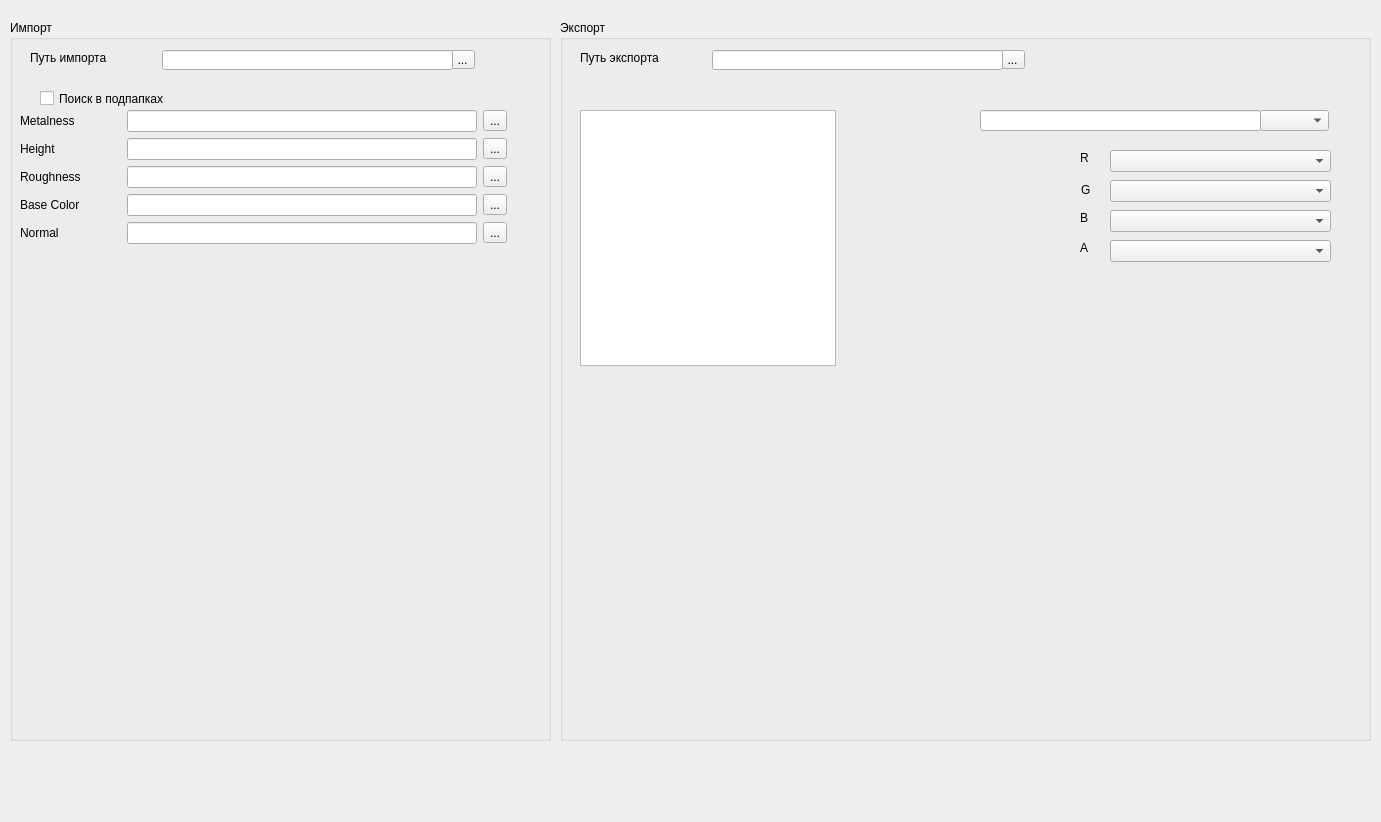
The window that GUI/Main_window.ui (tonyb3d/Channel_Shuffler) describes before a commit, drawn with Qt 5.
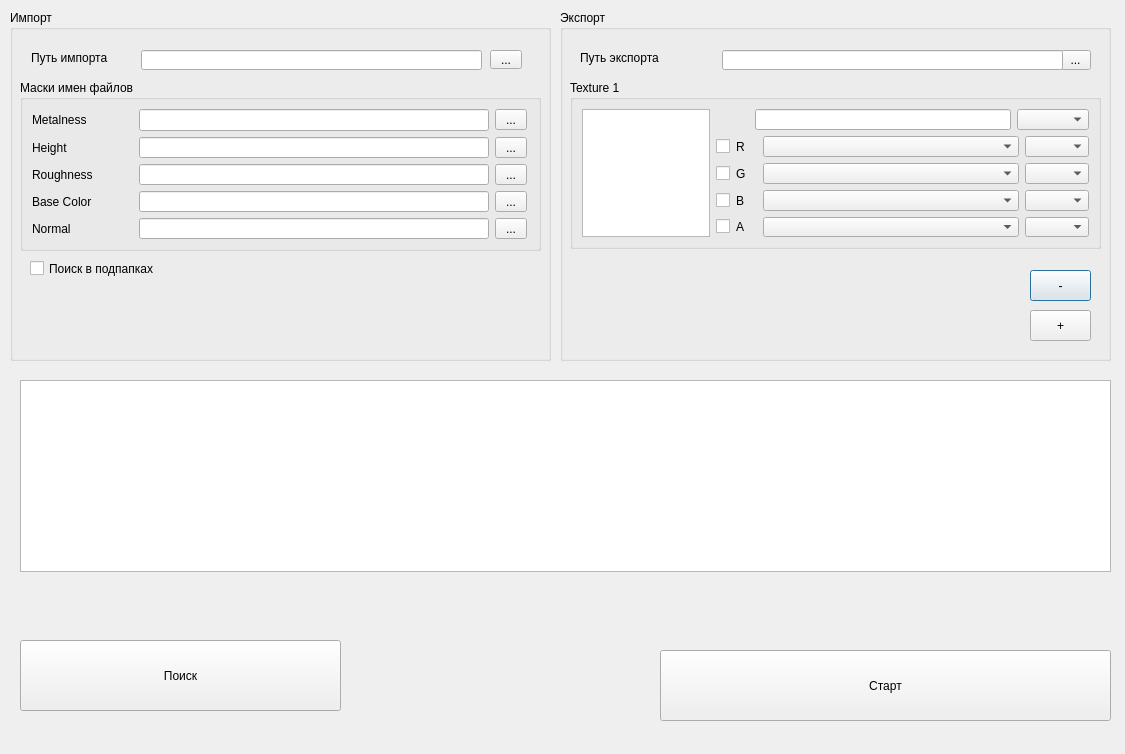
The same window after the commit.

```diff
--- a/GUI/Main_window.ui
+++ b/GUI/Main_window.ui
@@ -6,8 +6,8 @@
    <rect>
     <x>0</x>
     <y>0</y>
-    <width>1381</width>
-    <height>822</height>
+    <width>1125</width>
+    <height>754</height>
    </rect>
   </property>
   <property name="windowTitle">
@@ -17,11 +17,17 @@
    <property name="geometry">
     <rect>
      <x>10</x>
-     <y>20</y>
+     <y>10</y>
      <width>541</width>
-     <height>721</height>
+     <height>351</height>
     </rect>
    </property>
+   <property name="minimumSize">
+    <size>
+     <width>541</width>
+     <height>0</height>
+    </size>
+   </property>
    <property name="maximumSize">
     <size>
      <width>1024</width>
@@ -31,25 +37,31 @@
    <property name="title">
     <string>Импорт</string>
    </property>
-   <widget class="QToolButton" name="toolButton">
+   <widget class="QToolButton" name="import_path_button">
     <property name="geometry">
      <rect>
-      <x>440</x>
-      <y>30</y>
-      <width>25</width>
+      <x>480</x>
+      <y>40</y>
+      <width>32</width>
       <height>19</height>
      </rect>
     </property>
+    <property name="minimumSize">
+     <size>
+      <width>32</width>
+      <height>0</height>
+     </size>
+    </property>
     <property name="text">
      <string>...</string>
     </property>
    </widget>
-   <widget class="QLineEdit" name="lineEdit">
+   <widget class="QLineEdit" name="import_path">
     <property name="geometry">
      <rect>
-      <x>152</x>
-      <y>30</y>
-      <width>291</width>
+      <x>131</x>
+      <y>40</y>
+      <width>341</width>
       <height>20</height>
      </rect>
     </property>
@@ -57,8 +69,8 @@
    <widget class="QLabel" name="label">
     <property name="geometry">
      <rect>
-      <x>20</x>
-      <y>30</y>
+      <x>21</x>
+      <y>40</y>
       <width>91</width>
       <height>16</height>
      </rect>
@@ -67,11 +79,11 @@
      <string>Путь импорта</string>
     </property>
    </widget>
-   <widget class="QCheckBox" name="checkBox">
+   <widget class="QCheckBox" name="subfolders_check">
     <property name="geometry">
      <rect>
-      <x>30</x>
-      <y>70</y>
+      <x>20</x>
+      <y>250</y>
       <width>171</width>
       <height>17</height>
      </rect>
@@ -80,15 +92,20 @@
      <string>Поиск в подпапках</string>
     </property>
    </widget>
-   <widget class="QWidget" name="verticalLayoutWidget">
+   <widget class="QGroupBox" name="groupBox_4">
     <property name="geometry">
      <rect>
       <x>10</x>
-      <y>90</y>
+      <y>70</y>
       <width>521</width>
-      <height>151</height>
+      <height>171</height>
      </rect>
     </property>
+    <property name="title">
+     <string>Маски имен файлов</string>
+    </property>
+    <layout class="QFormLayout" name="formLayout_2">
+     <item row="0" column="0">
     <layout class="QVBoxLayout" name="verticalLayout">
      <property name="sizeConstraint">
       <enum>QLayout::SetFixedSize</enum>
@@ -116,7 +133,7 @@
         </spacer>
        </item>
        <item>
-        <widget class="QLineEdit" name="lineEdit_9">
+          <widget class="QLineEdit" name="input_metalness_mask">
          <property name="minimumSize">
           <size>
            <width>350</width>
@@ -127,6 +144,12 @@
        </item>
        <item>
         <widget class="QToolButton" name="toolButton_9">
+           <property name="minimumSize">
+            <size>
+             <width>32</width>
+             <height>0</height>
+            </size>
+           </property>
          <property name="text">
           <string>...</string>
          </property>
@@ -157,7 +180,7 @@
         </spacer>
        </item>
        <item>
-        <widget class="QLineEdit" name="lineEdit_6">
+          <widget class="QLineEdit" name="input_height_mask">
          <property name="minimumSize">
           <size>
            <width>350</width>
@@ -174,6 +197,12 @@
        </item>
        <item>
         <widget class="QToolButton" name="toolButton_6">
+           <property name="minimumSize">
+            <size>
+             <width>32</width>
+             <height>0</height>
+            </size>
+           </property>
          <property name="text">
           <string>...</string>
          </property>
@@ -204,7 +233,7 @@
         </spacer>
        </item>
        <item>
-        <widget class="QLineEdit" name="lineEdit_8">
+          <widget class="QLineEdit" name="input_roughness_mask">
          <property name="minimumSize">
           <size>
            <width>350</width>
@@ -221,6 +250,12 @@
        </item>
        <item>
         <widget class="QToolButton" name="toolButton_8">
+           <property name="minimumSize">
+            <size>
+             <width>32</width>
+             <height>0</height>
+            </size>
+           </property>
          <property name="text">
           <string>...</string>
          </property>
@@ -251,7 +286,7 @@
         </spacer>
        </item>
        <item>
-        <widget class="QLineEdit" name="lineEdit_10">
+          <widget class="QLineEdit" name="input_basecolor_mask">
          <property name="minimumSize">
           <size>
            <width>350</width>
@@ -268,6 +303,12 @@
        </item>
        <item>
         <widget class="QToolButton" name="toolButton_10">
+           <property name="minimumSize">
+            <size>
+             <width>32</width>
+             <height>0</height>
+            </size>
+           </property>
          <property name="text">
           <string>...</string>
          </property>
@@ -298,7 +339,7 @@
         </spacer>
        </item>
        <item>
-        <widget class="QLineEdit" name="lineEdit_7">
+          <widget class="QLineEdit" name="input_normal_mask">
          <property name="minimumSize">
           <size>
            <width>350</width>
@@ -315,6 +356,12 @@
        </item>
        <item>
         <widget class="QToolButton" name="toolButton_7">
+           <property name="minimumSize">
+            <size>
+             <width>32</width>
+             <height>0</height>
+            </size>
+           </property>
          <property name="text">
           <string>...</string>
          </property>
@@ -336,15 +383,17 @@
       </spacer>
      </item>
     </layout>
+     </item>
+    </layout>
    </widget>
   </widget>
   <widget class="QGroupBox" name="groupBox_2">
    <property name="geometry">
     <rect>
      <x>560</x>
-     <y>20</y>
-     <width>811</width>
-     <height>721</height>
+     <y>10</y>
+     <width>551</width>
+     <height>351</height>
     </rect>
    </property>
    <property name="title">
@@ -354,7 +403,7 @@
     <property name="geometry">
      <rect>
       <x>20</x>
-      <y>30</y>
+      <y>40</y>
       <width>91</width>
       <height>16</height>
      </rect>
@@ -363,163 +412,367 @@
      <string>Путь экспорта</string>
     </property>
    </widget>
-   <widget class="QToolButton" name="toolButton_2">
+   <widget class="QToolButton" name="export_path_button">
     <property name="geometry">
      <rect>
-      <x>440</x>
-      <y>30</y>
-      <width>25</width>
-      <height>19</height>
+      <x>500</x>
+      <y>40</y>
+      <width>31</width>
+      <height>20</height>
      </rect>
     </property>
     <property name="text">
      <string>...</string>
     </property>
    </widget>
-   <widget class="QLineEdit" name="lineEdit_2">
+   <widget class="QLineEdit" name="export_path">
     <property name="geometry">
      <rect>
-      <x>152</x>
-      <y>30</y>
-      <width>291</width>
+      <x>162</x>
+      <y>40</y>
+      <width>341</width>
       <height>20</height>
      </rect>
     </property>
    </widget>
-   <widget class="QLineEdit" name="lineEdit_3">
+   <widget class="QGroupBox" name="texture_channel_picker">
     <property name="geometry">
      <rect>
-      <x>420</x>
-      <y>90</y>
-      <width>281</width>
-      <height>21</height>
+      <x>10</x>
+      <y>70</y>
+      <width>531</width>
+      <height>169</height>
      </rect>
     </property>
-   </widget>
+    <property name="title">
+     <string>Texture 1</string>
+    </property>
+    <layout class="QFormLayout" name="formLayout">
+     <item row="0" column="0">
+      <widget class="QGraphicsView" name="image_preview">
+       <property name="minimumSize">
+        <size>
+         <width>128</width>
+         <height>128</height>
+        </size>
+       </property>
+       <property name="maximumSize">
+        <size>
+         <width>128</width>
+         <height>128</height>
+        </size>
+       </property>
+      </widget>
+     </item>
+     <item row="0" column="1">
+      <layout class="QVBoxLayout" name="verticalLayout_3">
+       <item>
+        <layout class="QHBoxLayout" name="horizontalLayout_10">
+         <item>
+          <spacer name="horizontalSpacer_10">
+           <property name="orientation">
+            <enum>Qt::Horizontal</enum>
+           </property>
+           <property name="sizeHint" stdset="0">
+            <size>
+             <width>40</width>
+             <height>20</height>
+            </size>
+           </property>
+          </spacer>
+         </item>
+         <item>
+          <widget class="QLineEdit" name="texture_output_mask">
+           <property name="minimumSize">
+            <size>
+             <width>256</width>
+             <height>0</height>
+            </size>
+           </property>
+          </widget>
+         </item>
+         <item>
    <widget class="QComboBox" name="comboBox">
-    <property name="geometry">
-     <rect>
-      <x>700</x>
-      <y>90</y>
-      <width>69</width>
-      <height>21</height>
-     </rect>
-    </property>
-   </widget>
-   <widget class="QGraphicsView" name="graphicsView">
-    <property name="geometry">
-     <rect>
-      <x>20</x>
-      <y>90</y>
-      <width>256</width>
-      <height>256</height>
-     </rect>
-    </property>
     <property name="minimumSize">
      <size>
-      <width>256</width>
-      <height>256</height>
-     </size>
-    </property>
-    <property name="maximumSize">
-     <size>
-      <width>256</width>
-      <height>256</height>
-     </size>
-    </property>
-   </widget>
-   <widget class="QComboBox" name="comboBox_2">
-    <property name="geometry">
-     <rect>
-      <x>550</x>
-      <y>130</y>
-      <width>221</width>
-      <height>22</height>
-     </rect>
-    </property>
-   </widget>
+             <width>64</width>
+             <height>0</height>
+            </size>
+           </property>
+          </widget>
+         </item>
+        </layout>
+       </item>
+       <item>
+        <layout class="QHBoxLayout" name="horizontalLayout_6">
+         <item>
+          <widget class="QCheckBox" name="red_enable">
+           <property name="text">
+            <string/>
+           </property>
+          </widget>
+         </item>
+         <item>
    <widget class="QLabel" name="label_3">
-    <property name="geometry">
-     <rect>
-      <x>520</x>
-      <y>130</y>
-      <width>21</width>
-      <height>16</height>
-     </rect>
-    </property>
     <property name="text">
      <string>R</string>
     </property>
    </widget>
+         </item>
+         <item>
+          <spacer name="horizontalSpacer_6">
+           <property name="orientation">
+            <enum>Qt::Horizontal</enum>
+           </property>
+           <property name="sizeHint" stdset="0">
+            <size>
+             <width>40</width>
+             <height>20</height>
+            </size>
+           </property>
+          </spacer>
+         </item>
+         <item>
+          <widget class="QComboBox" name="red_channel_file">
+           <property name="minimumSize">
+            <size>
+             <width>256</width>
+             <height>0</height>
+            </size>
+           </property>
+          </widget>
+         </item>
+         <item>
+          <widget class="QComboBox" name="red_channel_list">
+           <property name="minimumSize">
+            <size>
+             <width>64</width>
+             <height>0</height>
+            </size>
+           </property>
+          </widget>
+         </item>
+        </layout>
+       </item>
+       <item>
+        <layout class="QHBoxLayout" name="horizontalLayout_7">
+         <item>
+          <widget class="QCheckBox" name="green_enable">
+           <property name="text">
+            <string/>
+           </property>
+          </widget>
+         </item>
+         <item>
    <widget class="QLabel" name="label_4">
-    <property name="geometry">
-     <rect>
-      <x>521</x>
-      <y>160</y>
-      <width>20</width>
-      <height>20</height>
-     </rect>
-    </property>
     <property name="text">
      <string>G</string>
     </property>
    </widget>
-   <widget class="QComboBox" name="comboBox_3">
-    <property name="geometry">
-     <rect>
-      <x>550</x>
-      <y>160</y>
-      <width>221</width>
-      <height>22</height>
-     </rect>
-    </property>
-   </widget>
+         </item>
+         <item>
+          <spacer name="horizontalSpacer_8">
+           <property name="orientation">
+            <enum>Qt::Horizontal</enum>
+           </property>
+           <property name="sizeHint" stdset="0">
+            <size>
+             <width>40</width>
+             <height>20</height>
+            </size>
+           </property>
+          </spacer>
+         </item>
+         <item>
+          <widget class="QComboBox" name="green_channel_file">
+           <property name="minimumSize">
+            <size>
+             <width>256</width>
+             <height>0</height>
+            </size>
+           </property>
+          </widget>
+         </item>
+         <item>
+          <widget class="QComboBox" name="green_channel_list">
+           <property name="minimumSize">
+            <size>
+             <width>64</width>
+             <height>0</height>
+            </size>
+           </property>
+          </widget>
+         </item>
+        </layout>
+       </item>
+       <item>
+        <layout class="QHBoxLayout" name="horizontalLayout_8">
+         <item>
+          <widget class="QCheckBox" name="blue_enable">
+           <property name="text">
+            <string/>
+           </property>
+          </widget>
+         </item>
+         <item>
    <widget class="QLabel" name="label_5">
-    <property name="geometry">
-     <rect>
-      <x>520</x>
-      <y>190</y>
-      <width>21</width>
-      <height>16</height>
-     </rect>
-    </property>
     <property name="text">
      <string>B</string>
     </property>
    </widget>
-   <widget class="QComboBox" name="comboBox_4">
-    <property name="geometry">
-     <rect>
-      <x>550</x>
-      <y>190</y>
-      <width>221</width>
-      <height>22</height>
-     </rect>
-    </property>
-   </widget>
+         </item>
+         <item>
+          <spacer name="horizontalSpacer_7">
+           <property name="orientation">
+            <enum>Qt::Horizontal</enum>
+           </property>
+           <property name="sizeHint" stdset="0">
+            <size>
+             <width>40</width>
+             <height>20</height>
+            </size>
+           </property>
+          </spacer>
+         </item>
+         <item>
+          <widget class="QComboBox" name="blue_channel_file">
+           <property name="minimumSize">
+            <size>
+             <width>256</width>
+             <height>0</height>
+            </size>
+           </property>
+          </widget>
+         </item>
+         <item>
+          <widget class="QComboBox" name="blue_channel_list">
+           <property name="minimumSize">
+            <size>
+             <width>64</width>
+             <height>0</height>
+            </size>
+           </property>
+          </widget>
+         </item>
+        </layout>
+       </item>
+       <item>
+        <layout class="QHBoxLayout" name="horizontalLayout_9">
+         <item>
+          <widget class="QCheckBox" name="alpha_enable">
+           <property name="text">
+            <string/>
+           </property>
+          </widget>
+         </item>
+         <item>
    <widget class="QLabel" name="label_11">
-    <property name="geometry">
-     <rect>
-      <x>520</x>
-      <y>220</y>
-      <width>21</width>
-      <height>16</height>
-     </rect>
-    </property>
     <property name="text">
      <string>A</string>
     </property>
    </widget>
-   <widget class="QComboBox" name="comboBox_5">
+         </item>
+         <item>
+          <spacer name="horizontalSpacer_9">
+           <property name="orientation">
+            <enum>Qt::Horizontal</enum>
+           </property>
+           <property name="sizeHint" stdset="0">
+            <size>
+             <width>40</width>
+             <height>20</height>
+            </size>
+           </property>
+          </spacer>
+         </item>
+         <item>
+          <widget class="QComboBox" name="alpha_channel_file">
+           <property name="minimumSize">
+            <size>
+             <width>256</width>
+             <height>0</height>
+            </size>
+           </property>
+          </widget>
+         </item>
+         <item>
+          <widget class="QComboBox" name="alpha_channel_list">
+           <property name="minimumSize">
+            <size>
+             <width>64</width>
+             <height>0</height>
+            </size>
+           </property>
+          </widget>
+         </item>
+        </layout>
+       </item>
+      </layout>
+     </item>
+    </layout>
+   </widget>
+   <widget class="QPushButton" name="minus_button">
     <property name="geometry">
      <rect>
-      <x>550</x>
-      <y>220</y>
-      <width>221</width>
-      <height>22</height>
+      <x>470</x>
+      <y>260</y>
+      <width>61</width>
+      <height>31</height>
      </rect>
     </property>
+    <property name="text">
+     <string>-</string>
+    </property>
    </widget>
+   <widget class="QPushButton" name="plus_button">
+    <property name="geometry">
+     <rect>
+      <x>470</x>
+      <y>300</y>
+      <width>61</width>
+      <height>31</height>
+     </rect>
+    </property>
+    <property name="text">
+     <string>+</string>
+    </property>
+   </widget>
+  </widget>
+  <widget class="QTableView" name="tableView">
+   <property name="geometry">
+    <rect>
+     <x>20</x>
+     <y>380</y>
+     <width>1091</width>
+     <height>192</height>
+    </rect>
+   </property>
+  </widget>
+  <widget class="QPushButton" name="scan_button">
+   <property name="geometry">
+    <rect>
+     <x>20</x>
+     <y>640</y>
+     <width>321</width>
+     <height>71</height>
+    </rect>
+   </property>
+   <property name="text">
+    <string>Поиск</string>
+   </property>
+  </widget>
+  <widget class="QPushButton" name="start_button">
+   <property name="geometry">
+    <rect>
+     <x>660</x>
+     <y>650</y>
+     <width>451</width>
+     <height>71</height>
+    </rect>
+   </property>
+   <property name="text">
+    <string>Старт</string>
+   </property>
   </widget>
  </widget>
  <resources/>
```
Lines whose indentation alone changed are shown as unchanged.
